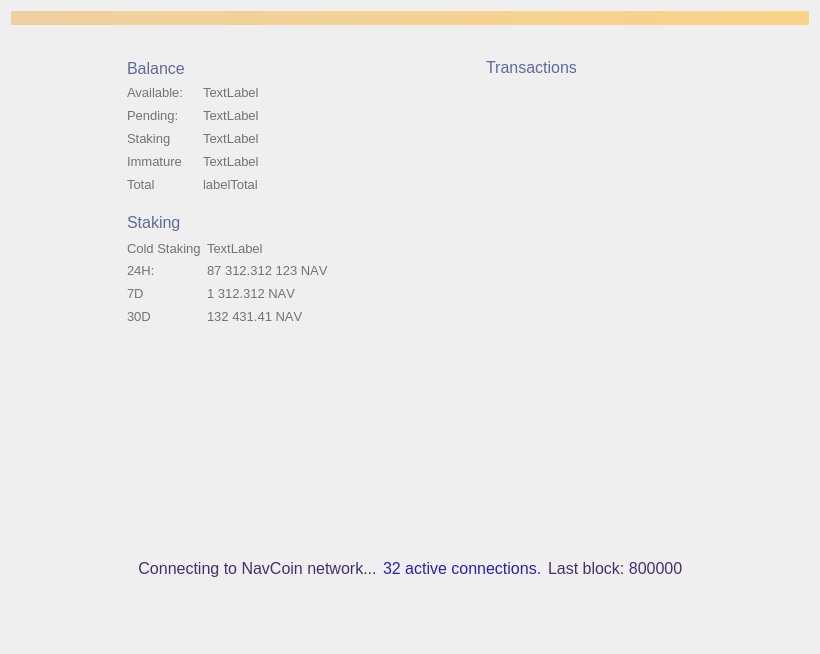
First picture: the form in src/qt/forms/overviewpage.ui, repository navcoin/navcoin-core, before the edit.
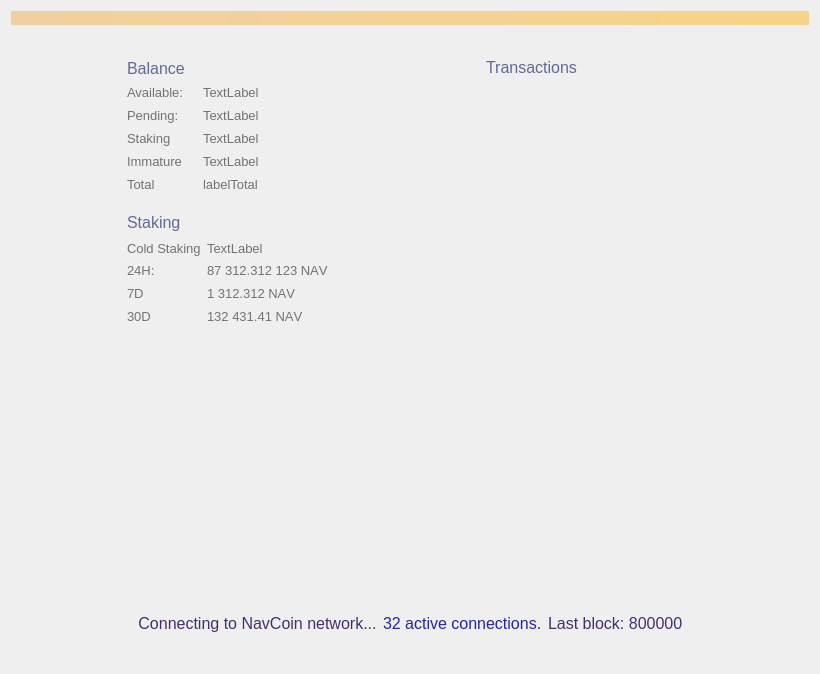
Second picture: the form after the edit. Custom widgets are drawn as their Qt base class.

Commit message: fix top menu layout

Diff of the .ui file:
```diff
--- a/src/qt/forms/overviewpage.ui
+++ b/src/qt/forms/overviewpage.ui
@@ -7,7 +7,7 @@
     <x>0</x>
     <y>0</y>
     <width>820</width>
-    <height>654</height>
+    <height>674</height>
    </rect>
   </property>
   <property name="sizePolicy">
@@ -912,7 +912,7 @@
          <property name="sizeHint" stdset="0">
           <size>
            <width>20</width>
-           <height>40</height>
+           <height>10</height>
           </size>
          </property>
         </spacer>
@@ -1162,7 +1162,7 @@
      <property name="sizeHint" stdset="0">
       <size>
        <width>20</width>
-       <height>45</height>
+       <height>10</height>
       </size>
      </property>
     </spacer>
```
The commit also changes 4 other files.
